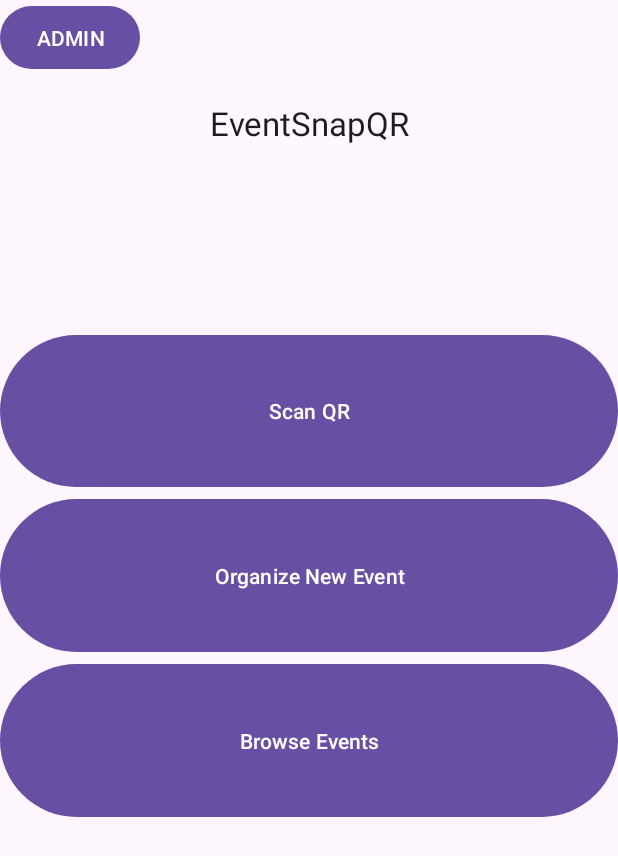
After one commit to CMPUT301W24T19/EventSnapQR, an Android app: the fragment MainPageFragment shown on its own in the app's theme, on a phone screen of 412 x 824 dp. The commit adds this screen. Shown: the top 856 px of the screen. Run offline under Robolectric (Android 15) with nearby library versions, the phone set to English and light mode, and no system bars.

Commit message:
added Homepage UI

```diff
--- a/app/build.gradle.kts
+++ b/app/build.gradle.kts
@@ -29,6 +29,9 @@ android {
         sourceCompatibility = JavaVersion.VERSION_1_8
         targetCompatibility = JavaVersion.VERSION_1_8
     }
+    buildFeatures {
+        viewBinding = true
+    }
 }
 
 dependencies {
@@ -36,6 +39,9 @@ dependencies {
     implementation("androidx.appcompat:appcompat:1.6.1")
     implementation("com.google.android.material:material:1.11.0")
     implementation("androidx.constraintlayout:constraintlayout:2.1.4")
+    implementation("androidx.annotation:annotation:1.7.1")
+    implementation("androidx.lifecycle:lifecycle-livedata-ktx:2.7.0")
+    implementation("androidx.lifecycle:lifecycle-viewmodel-ktx:2.7.0")
     testImplementation("junit:junit:4.13.2")
     androidTestImplementation("androidx.test.ext:junit:1.1.5")
     androidTestImplementation("androidx.test.espresso:espresso-core:3.5.1")
--- /dev/null
+++ b/app/src/main/java/com/example/eventsnapqr/MainPageFragment.java
@@ -0,0 +1,64 @@
+package com.example.eventsnapqr;
+
+import android.os.Bundle;
+
+import androidx.fragment.app.Fragment;
+
+import android.view.LayoutInflater;
+import android.view.View;
+import android.view.ViewGroup;
+
+/**
+ * A simple {@link Fragment} subclass.
+ * Use the {@link MainPageFragment#newInstance} factory method to
+ * create an instance of this fragment.
+ */
+public class MainPageFragment extends Fragment {
+
+    // TODO: Rename parameter arguments, choose names that match
+    // the fragment initialization parameters, e.g. ARG_ITEM_NUMBER
+    private static final String ARG_PARAM1 = "param1";
+    private static final String ARG_PARAM2 = "param2";
+
+    // TODO: Rename and change types of parameters
+    private String mParam1;
+    private String mParam2;
+
+    public MainPageFragment() {
+        // Required empty public constructor
+    }
+
+    /**
+     * Use this factory method to create a new instance of
+     * this fragment using the provided parameters.
+     *
+     * @param param1 Parameter 1.
+     * @param param2 Parameter 2.
+     * @return A new instance of fragment MainPageFragment.
+     */
+    // TODO: Rename and change types and number of parameters
+    public static MainPageFragment newInstance(String param1, String param2) {
+        MainPageFragment fragment = new MainPageFragment();
+        Bundle args = new Bundle();
+        args.putString(ARG_PARAM1, param1);
+        args.putString(ARG_PARAM2, param2);
+        fragment.setArguments(args);
+        return fragment;
+    }
+
+    @Override
+    public void onCreate(Bundle savedInstanceState) {
+        super.onCreate(savedInstanceState);
+        if (getArguments() != null) {
+            mParam1 = getArguments().getString(ARG_PARAM1);
+            mParam2 = getArguments().getString(ARG_PARAM2);
+        }
+    }
+
+    @Override
+    public View onCreateView(LayoutInflater inflater, ViewGroup container,
+                             Bundle savedInstanceState) {
+        // Inflate the layout for this fragment
+        return inflater.inflate(R.layout.fragment_main_page, container, false);
+    }
+}
--- a/app/src/main/java/com/example/eventsnapqr/Organizer.java
+++ b/app/src/main/java/com/example/eventsnapqr/Organizer.java
@@ -8,7 +8,5 @@ public class Organizer {
     private void createEvent(QR qrCode){
         Event newEvent = new Event(this, qrCode);
         myEvents.add(newEvent);
-
-
     }
 }
--- /dev/null
+++ b/app/src/main/res/layout/fragment_main_page.xml
@@ -0,0 +1,66 @@
+<LinearLayout xmlns:android="http://schemas.android.com/apk/res/android"
+    xmlns:tools="http://schemas.android.com/tools"
+    android:layout_width="match_parent"
+    android:layout_height="match_parent"
+
+    android:orientation="vertical"
+    android:weightSum="3"
+    tools:context=".MainPageFragment">
+
+    <LinearLayout
+        android:layout_width="match_parent"
+        android:layout_height="0dp"
+        android:layout_weight="0.2"
+        android:orientation="vertical"
+        android:weightSum="1">
+
+        <Button
+            android:id="@+id/admin_button"
+            android:layout_width="wrap_content"
+            android:layout_height="wrap_content"
+            android:layout_weight="0.3"
+            android:text="ADMIN" />
+
+    </LinearLayout>
+
+    <TextView
+        android:id="@+id/main_page_textview"
+        android:layout_width="match_parent"
+        android:layout_height="0dp"
+        android:layout_weight="0.2"
+        android:gravity="center"
+        android:text="EventSnapQR"
+        android:textAppearance="@style/TextAppearance.AppCompat.Large" />
+
+    <LinearLayout
+        android:layout_width="match_parent"
+        android:layout_height="0dp"
+        android:layout_weight="2"
+        android:gravity="center"
+        android:orientation="vertical"
+        android:weightSum="1">
+
+        <Button
+            android:id="@+id/scan_qr_button"
+            android:layout_width="match_parent"
+            android:layout_height="0dp"
+            android:layout_weight="0.2"
+            android:text="Scan QR" />
+
+        <Button
+            android:id="@+id/organize_event_button"
+            android:layout_width="match_parent"
+            android:layout_height="0dp"
+            android:layout_weight="0.2"
+            android:text="Organize New Event" />
+
+        <Button
+            android:id="@+id/browse_events_button"
+            android:layout_width="match_parent"
+            android:layout_height="0dp"
+            android:layout_weight="0.2"
+            android:text="Browse Events"
+            />
+    </LinearLayout>
+
+</LinearLayout>
```
Also changed, not shown: app/src/main/java/com/example/eventsnapqr/Event.java (+6 -1 lines), app/src/main/res/drawable/button_shapes.xml (added, +8 -0 lines), app/src/main/res/values/strings.xml (+11 -0 lines).
